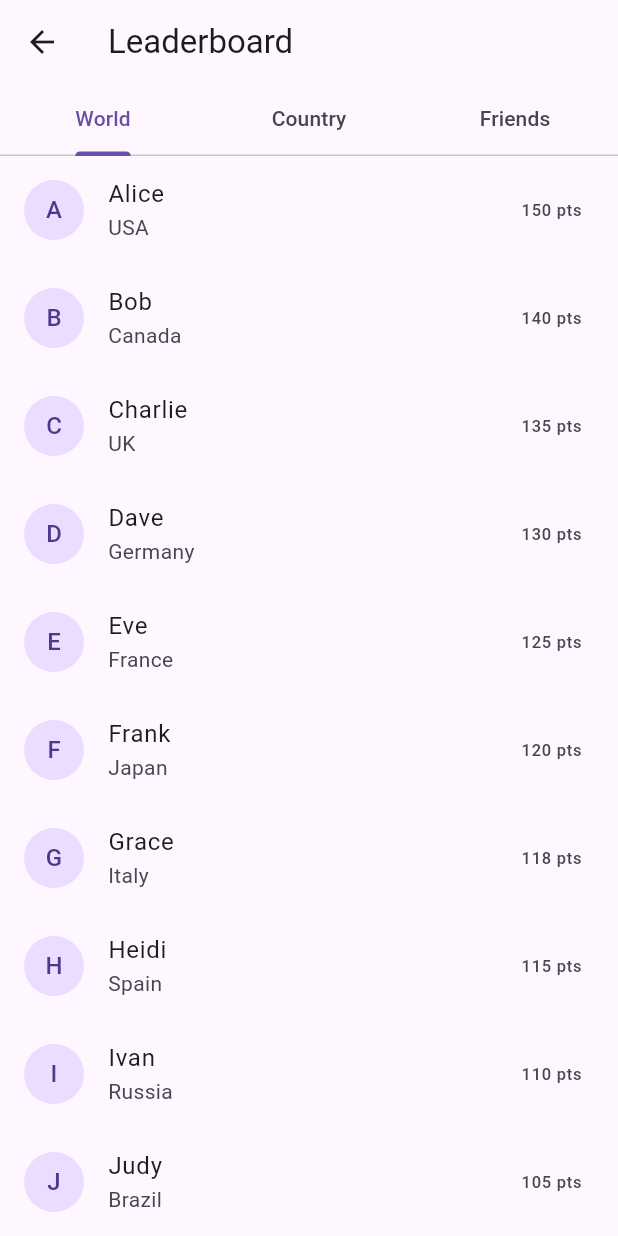
After one commit to Mohamed1341412/Gym-Progress-Tracker-My-GPT-, a Flutter app: the LeaderboardScreen screen opened by its route, on a phone screen of 412 x 824 dp. The commit adds this screen. Run offline on Flutter 3.47's test engine with Material 3 defaults, Android fonts, the phone set to English and light mode, and no system bars; our stand-ins replace firebase_auth, firebase_core, google_sign_in; missing offline and left inert: flutter_facebook_auth; accounts and stored records are empty; generated files the repository leaves out were written again; network calls fail.

Commit message:
LeaderboardScreen

```diff
--- a/lib/main.dart
+++ b/lib/main.dart
@@ -13,6 +13,7 @@ import 'screens/workout_log_screen.dart';
 import 'screens/profile_screen.dart';
 import 'screens/chat_screen.dart';
 import 'screens/invite_friends_screen.dart';
+import 'screens/leaderboard_screen.dart';
 import 'services/auth_service.dart';
 
 Future<void> main() async {
@@ -71,6 +72,7 @@ class GymProgressTrackerApp extends StatelessWidget {
             return ChatScreen(friendName: friendName);
           },
           '/inviteFriends': (context) => const InviteFriendsScreen(),
+          '/leaderboard': (context) => const LeaderboardScreen(),
         },
       ),
     );
--- /dev/null
+++ b/lib/screens/leaderboard_screen.dart
@@ -0,0 +1,94 @@
+import 'package:flutter/material.dart';
+
+class LeaderboardScreen extends StatelessWidget {
+  const LeaderboardScreen({Key? key}) : super(key: key);
+
+  @override
+  Widget build(BuildContext context) {
+    // Mock data
+    final worldUsers = [
+      _UserScore('Alice', 150, 'USA'),
+      _UserScore('Bob', 140, 'Canada'),
+      _UserScore('Charlie', 135, 'UK'),
+      _UserScore('Dave', 130, 'Germany'),
+      _UserScore('Eve', 125, 'France'),
+      _UserScore('Frank', 120, 'Japan'),
+      _UserScore('Grace', 118, 'Italy'),
+      _UserScore('Heidi', 115, 'Spain'),
+      _UserScore('Ivan', 110, 'Russia'),
+      _UserScore('Judy', 105, 'Brazil'),
+    ];
+
+    final countryUsers = [
+      _UserScore('Alice', 150, 'USA'),
+      _UserScore('Mallory', 132, 'USA'),
+      _UserScore('Oscar', 117, 'USA'),
+      _UserScore('Peggy', 99, 'USA'),
+      _UserScore('Sybil', 88, 'USA'),
+    ];
+
+    final friendNames = ['Alice', 'Bob']; // Should match mock friends list
+    final friendUsers = [
+      _UserScore('Alice', 150, 'USA'),
+      _UserScore('Bob', 140, 'Canada'),
+    ];
+
+    // Sort lists by points descending (already but ensure)
+    worldUsers.sort((a, b) => b.points.compareTo(a.points));
+    countryUsers.sort((a, b) => b.points.compareTo(a.points));
+    friendUsers.sort((a, b) => b.points.compareTo(a.points));
+
+    return DefaultTabController(
+      length: 3,
+      child: Scaffold(
+        appBar: AppBar(
+          title: const Text('Leaderboard'),
+          bottom: const TabBar(
+            tabs: [
+              Tab(text: 'World'),
+              Tab(text: 'Country'),
+              Tab(text: 'Friends'),
+            ],
+          ),
+        ),
+        body: TabBarView(
+          children: [
+            _LeaderboardList(users: worldUsers),
+            _LeaderboardList(users: countryUsers),
+            _LeaderboardList(users: friendUsers),
+          ],
+        ),
+      ),
+    );
+  }
+}
+
+class _LeaderboardList extends StatelessWidget {
+  final List<_UserScore> users;
+  const _LeaderboardList({Key? key, required this.users}) : super(key: key);
+
+  @override
+  Widget build(BuildContext context) {
+    return ListView.builder(
+      itemCount: users.length,
+      itemBuilder: (context, index) {
+        final user = users[index];
+        return ListTile(
+          leading: CircleAvatar(
+            child: Text(user.name.substring(0, 1)),
+          ),
+          title: Text(user.name),
+          subtitle: user.country != null ? Text(user.country!) : null,
+          trailing: Text('${user.points} pts'),
+        );
+      },
+    );
+  }
+}
+
+class _UserScore {
+  final String name;
+  final int points;
+  final String? country;
+  _UserScore(this.name, this.points, [this.country]);
+}
--- a/lib/screens/profile_screen.dart
+++ b/lib/screens/profile_screen.dart
@@ -67,6 +67,13 @@ class ProfileScreen extends StatelessWidget {
               },
               child: const Text('Invite Friends'),
             ),
+            const SizedBox(height: 12),
+            OutlinedButton(
+              onPressed: () {
+                Navigator.pushNamed(context, '/leaderboard');
+              },
+              child: const Text('View Leaderboard'),
+            ),
           ],
         ),
       ),
```
